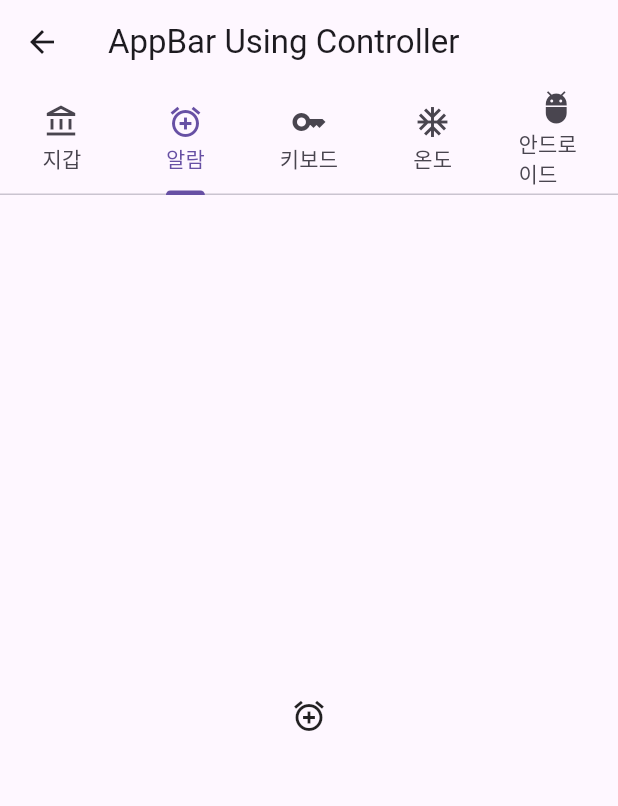
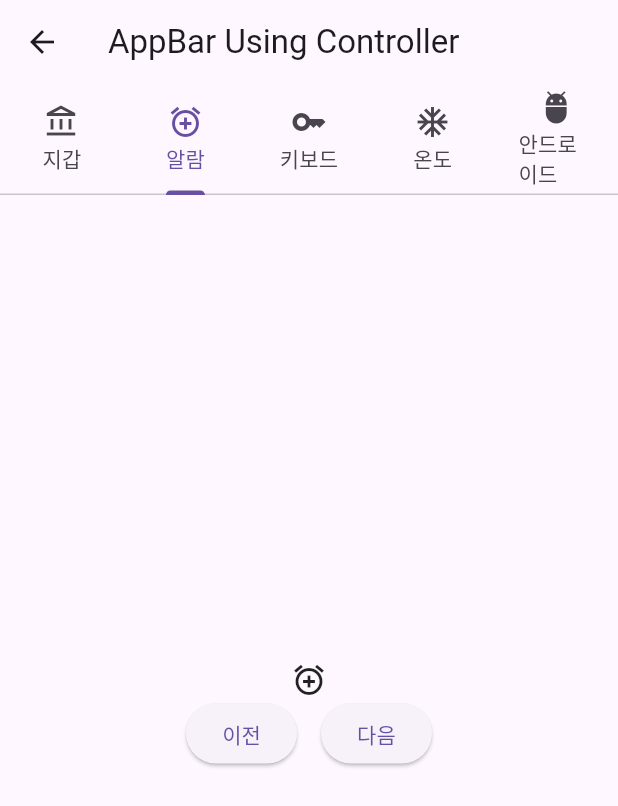
Before and after one commit to lsb530/flutter-study, a Flutter app: the AppbarUsingControllerScreen screen opened directly, tab 2 chosen, on a phone screen of 412 x 824 dp. Shown: the top 806 px of the screen. Run offline on Flutter 3.47's test engine with Material 3 defaults, Android fonts, the light colour scheme and no system bars.

Commit message:
TabController with action

```diff
--- a/tabbar_theory/lib/screen/appbar_using_controller_screen.dart
+++ b/tabbar_theory/lib/screen/appbar_using_controller_screen.dart
@@ -22,6 +22,10 @@ class _AppbarUsingControllerScreenState
       length: TABS.length,
       vsync: this,
     );
+
+    tabController.addListener(() {
+      setState(() {});
+    });
   }
 
   @override
@@ -47,10 +51,37 @@ class _AppbarUsingControllerScreenState
         controller: tabController,
         children: TABS
             .map(
-              (e) => Center(
-                child: Icon(
-                  e.icon,
-                ),
+              (e) => Column(
+                mainAxisAlignment: MainAxisAlignment.center,
+                children: [
+                  Icon(
+                    e.icon,
+                  ),
+                  Row(
+                    mainAxisAlignment: MainAxisAlignment.center,
+                    children: [
+                      if (tabController.index != 0)
+                        ElevatedButton(
+                          onPressed: () {
+                            tabController.animateTo(
+                              tabController.index - 1,
+                            );
+                          },
+                          child: Text('이전'),
+                        ),
+                      const SizedBox(width: 16.0),
+                      if (tabController.index != TABS.length - 1)
+                      ElevatedButton(
+                        onPressed: () {
+                          tabController.animateTo(
+                            tabController.index + 1,
+                          );
+                        },
+                        child: Text('다음'),
+                      ),
+                    ],
+                  ),
+                ],
               ),
             )
             .toList(),
```
